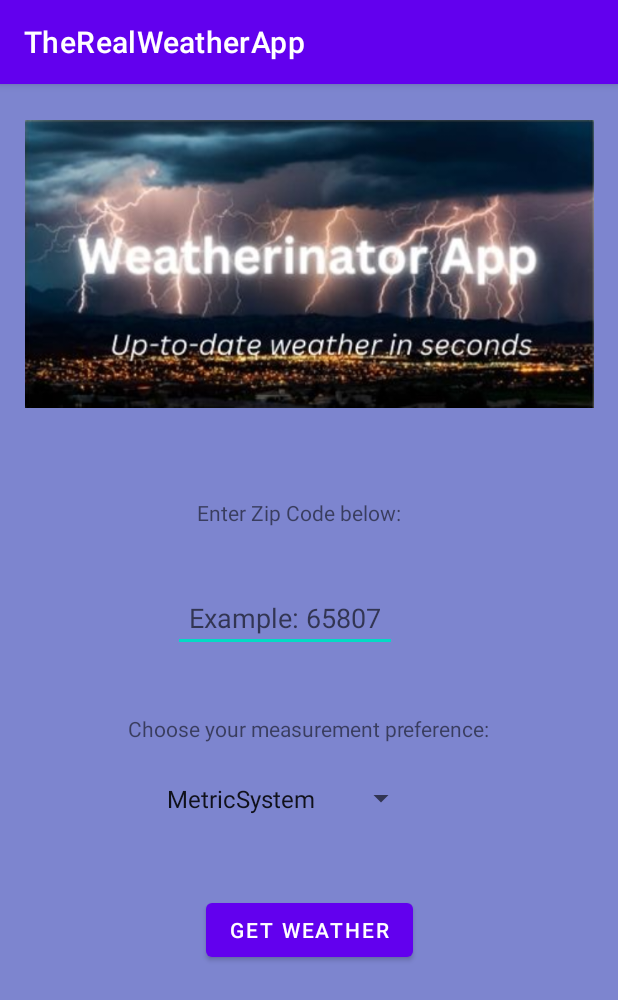
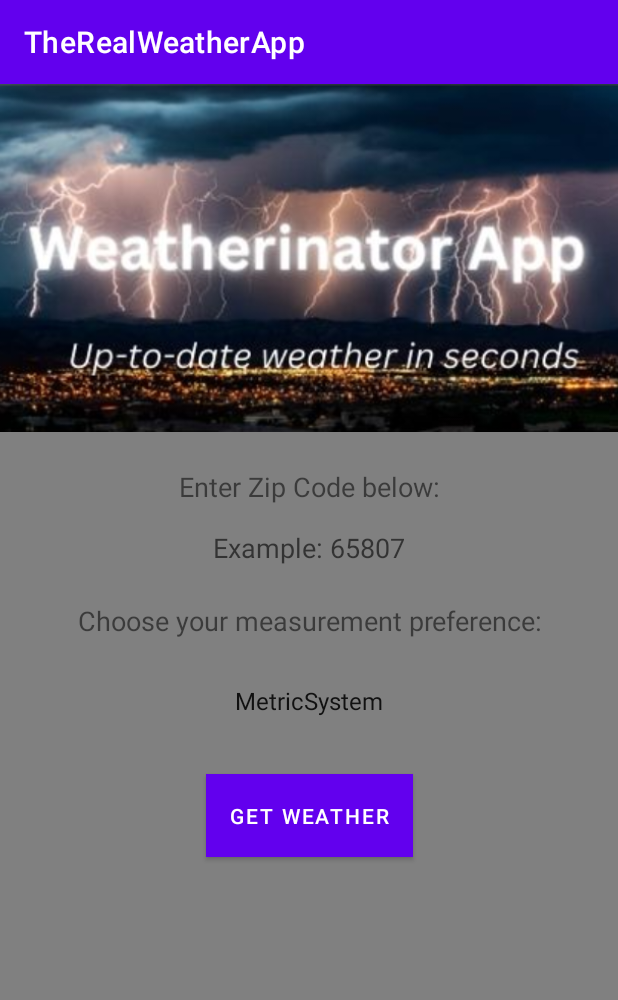
Before and after one commit to The-Lucas-Stephens/WeatherApp, an Android app: the screen it shows after launch (MainActivity), on a phone screen of 412 x 824 dp. Shown: the top 1000 px of the screen. Run offline under Robolectric (Android 15) with nearby library versions, the phone set to English and light mode, and no system bars.

Commit message:
finsished the app

```diff
--- a/app/build.gradle
+++ b/app/build.gradle
@@ -34,6 +34,10 @@ dependencies {
     implementation 'com.google.android.material:material:1.8.0'
     implementation 'androidx.constraintlayout:constraintlayout:2.1.4'
     testImplementation 'junit:junit:4.13.2'
+    implementation 'com.android.volley:volley:1.2.0'
     androidTestImplementation 'androidx.test.ext:junit:1.1.5'
     androidTestImplementation 'androidx.test.espresso:espresso-core:3.5.1'
+    implementation 'com.squareup.picasso:picasso:2.71828'
+
+
 }
--- a/app/src/main/AndroidManifest.xml
+++ b/app/src/main/AndroidManifest.xml
@@ -1,6 +1,8 @@
 <?xml version="1.0" encoding="utf-8"?>
 <manifest xmlns:android="http://schemas.android.com/apk/res/android"
     xmlns:tools="http://schemas.android.com/tools">
+
+    <uses-permission android:name="android.permission.INTERNET" />
 
     <application
         android:allowBackup="true"
--- a/app/src/main/java/com/example/therealweatherapp/MainActivity.java
+++ b/app/src/main/java/com/example/therealweatherapp/MainActivity.java
@@ -9,13 +9,14 @@ import android.view.View;
 import android.widget.Button;
 import android.widget.EditText;
 import android.widget.Spinner;
+import android.widget.Toast;
 
 
 public class MainActivity extends AppCompatActivity {
 
     //creating variables
 
-    double zipCode;
+    int zipCode;
 
     String tempType;
     @Override
@@ -29,11 +30,18 @@ public class MainActivity extends AppCompatActivity {
         Spinner tempPreference = (Spinner) findViewById(R.id.spinner_Weather);
         Button getWeatherButton = (Button) findViewById(R.id.getWeatherButton);
 
+
+        //on click listener for button to pass data to next activity
+        getWeatherButton.setOnClickListener(new View.OnClickListener() {
+            @Override
+            public void onClick(View view) {
+
+
                 //grabbing user input and setting it to variables so it can be passed in shard preferences
 
                 zipCode = Integer.parseInt(userZipCode.getText().toString());
 
-        String theUserZipCode = new Double(zipCode).toString();
+                String theUserZipCode = Integer.toString(zipCode);
 
                 tempType = tempPreference.getSelectedItem().toString();
 
@@ -42,13 +50,20 @@ public class MainActivity extends AppCompatActivity {
                 SharedPreferences sharedPreferences = getSharedPreferences("MyPrefs",MODE_PRIVATE);
                 SharedPreferences.Editor editor = sharedPreferences.edit();
 
-        //on click listener for button to pass data to next activity
-        getWeatherButton.setOnClickListener(new View.OnClickListener() {
-            @Override
-            public void onClick(View view) {
+
+
+
                 //passing data to next activity via shared preferences
                 editor.putString("zipCode",theUserZipCode);
                 editor.putString("tempType",tempType);
+
+                //testing math with toast
+                String toastTest = "User Zip Code: " + theUserZipCode + " Temp Preference : " + tempType;
+                Toast.makeText(getApplicationContext(),toastTest ,Toast.LENGTH_LONG).show();
+
+                //applying editor
+
+                editor.apply();
 
                 //starting next activity
                 startActivity(new Intent(MainActivity.this,DisplayWeather.class));
--- a/app/src/main/res/layout/activity_main.xml
+++ b/app/src/main/res/layout/activity_main.xml
@@ -1,105 +1,94 @@
 <?xml version="1.0" encoding="utf-8"?>
-<androidx.constraintlayout.widget.ConstraintLayout xmlns:android="http://schemas.android.com/apk/res/android"
+<androidx.constraintlayout.widget.ConstraintLayout
+    xmlns:android="http://schemas.android.com/apk/res/android"
     xmlns:app="http://schemas.android.com/apk/res-auto"
     xmlns:tools="http://schemas.android.com/tools"
+    android:background="#808080"
     android:layout_width="match_parent"
     android:layout_height="match_parent"
-    android:background="#7D85CF"
     tools:context=".MainActivity">
+
+    <ImageView
+        android:id="@+id/imageView2"
+        android:layout_width="0dp"
+        android:layout_height="0dp"
+        android:scaleType="centerCrop"
+        app:srcCompat="@drawable/weatherbannerfixed"
+        app:layout_constraintDimensionRatio="16:9"
+        app:layout_constraintTop_toTopOf="parent"
+        app:layout_constraintStart_toStartOf="parent"
+        app:layout_constraintEnd_toEndOf="parent"/>
+
+    <TextView
+        android:id="@+id/textView"
+        android:layout_width="0dp"
+        android:layout_height="wrap_content"
+        android:text="@string/hint2"
+        android:textSize="18sp"
+        android:textAlignment="center"
+        android:layout_marginTop="24dp"
+        app:layout_constraintTop_toBottomOf="@id/imageView2"
+        app:layout_constraintStart_toStartOf="parent"
+        app:layout_constraintEnd_toEndOf="parent"/>
+
+    <EditText
+        android:id="@+id/input_ZipCode"
+        android:layout_width="0dp"
+        android:layout_height="wrap_content"
+        android:ems="7"
+        android:inputType="textPersonName"
+        android:hint="@string/inputZipcodeHint"
+        android:textAlignment="center"
+        android:textColor="#FFFFFF"
+        android:background="@null"
+        android:layout_marginTop="16dp"
+        app:layout_constraintTop_toBottomOf="@id/textView"
+        app:layout_constraintStart_toStartOf="parent"
+        app:layout_constraintEnd_toEndOf="parent"/>
 
     <TextView
         android:id="@+id/textView2"
-        android:layout_width="wrap_content"
+        android:layout_width="0dp"
         android:layout_height="wrap_content"
-        android:layout_marginStart="84dp"
-        android:layout_marginTop="18dp"
-        android:layout_marginEnd="84dp"
-        android:layout_marginBottom="25dp"
         android:text="@string/hint"
-        app:layout_constraintBottom_toTopOf="@+id/spinner_Weather"
-        app:layout_constraintEnd_toEndOf="parent"
+        android:textSize="18sp"
+        android:textAlignment="center"
+        android:layout_marginTop="24dp"
+        app:layout_constraintTop_toBottomOf="@id/input_ZipCode"
         app:layout_constraintStart_toStartOf="parent"
-        app:layout_constraintTop_toBottomOf="@+id/input_ZipCode" />
-
-    <TextView
-        android:id="@+id/textView"
-        android:layout_width="185dp"
-        android:layout_height="44dp"
-        android:layout_marginStart="106dp"
-        android:layout_marginTop="26dp"
-        android:layout_marginEnd="120dp"
-        android:layout_marginBottom="9dp"
-        android:text="@string/hint2"
-        android:textAlignment="center"
-        app:layout_constraintBottom_toTopOf="@+id/input_ZipCode"
-        app:layout_constraintEnd_toEndOf="parent"
-        app:layout_constraintStart_toStartOf="parent"
-        app:layout_constraintTop_toBottomOf="@+id/imageView2" />
-
-    <EditText
-        android:id="@+id/input_ZipCode"
-        android:layout_width="wrap_content"
-        android:layout_height="wrap_content"
-        android:layout_marginStart="116dp"
-        android:layout_marginTop="4dp"
-        android:layout_marginEnd="148dp"
-        android:layout_marginBottom="23dp"
-        android:ems="7"
-        android:hint="@string/inputZipcodeHint"
-        android:inputType="textPersonName"
-        android:text=""
-        android:textAlignment="center"
-        android:textColor="#FFFFFF"
-        app:layout_constraintBottom_toTopOf="@+id/textView2"
-        app:layout_constraintEnd_toEndOf="parent"
-        app:layout_constraintStart_toStartOf="parent"
-        app:layout_constraintTop_toBottomOf="@+id/textView" />
+        app:layout_constraintEnd_toEndOf="parent"/>
 
     <Spinner
         android:id="@+id/spinner_Weather"
-        android:layout_width="wrap_content"
+        android:layout_width="0dp"
         android:layout_height="wrap_content"
-        android:layout_marginStart="89dp"
-        android:layout_marginTop="12dp"
-        android:layout_marginEnd="120dp"
-        android:layout_marginBottom="21dp"
         android:entries="@array/spinnerWeather"
-        android:minHeight="50dp"
         android:textAlignment="center"
         android:textColor="#FFFFFF"
-        app:layout_constraintBottom_toTopOf="@+id/button"
-        app:layout_constraintEnd_toEndOf="parent"
+        android:background="@null"
+        android:minHeight="50dp"
+        android:layout_marginTop="16dp"
+        app:layout_constraintTop_toBottomOf="@id/textView2"
         app:layout_constraintStart_toStartOf="parent"
-        app:layout_constraintTop_toBottomOf="@+id/textView2" />
-
-    <ImageView
-        android:id="@+id/imageView2"
-        android:layout_width="379dp"
-        android:layout_height="208dp"
-        android:layout_marginStart="16dp"
-        android:layout_marginTop="16dp"
-        android:layout_marginEnd="16dp"
-        android:layout_marginBottom="26dp"
-        app:layout_constraintBottom_toTopOf="@+id/textView"
-        app:layout_constraintEnd_toEndOf="parent"
-        app:layout_constraintStart_toStartOf="parent"
-        app:layout_constraintTop_toTopOf="parent"
-        app:srcCompat="@drawable/weatherbannerfixed" />
+        app:layout_constraintEnd_toEndOf="parent"/>
 
     <Button
         android:id="@+id/getWeatherButton"
         android:layout_width="wrap_content"
         android:layout_height="wrap_content"
-        android:layout_marginStart="135dp"
-        android:layout_marginTop="8dp"
-        android:layout_marginEnd="135dp"
+        android:text="@string/getWeatherBtn"
+        android:textColor="#FFFFFF"
+        android:textAlignment="center"
+        android:background="#7D85CF"
+        android:paddingStart="16dp"
+        android:paddingEnd="16dp"
+        android:paddingTop="12dp"
+        android:paddingBottom="12dp"
+        android:layout_marginTop="24dp"
+        app:layout_constraintTop_toBottomOf="@id/spinner_Weather"
+        app:layout_constraintStart_toStartOf="parent"
+        app:layout_constraintEnd_toEndOf="parent"
+        app:layout_constraintHorizontal_bias="0.5" />
 
-        android:layout_marginBottom="149dp"
-        android:text="@string/getWeatherBtn"
-        android:textAlignment="center"
-        app:layout_constraintBottom_toBottomOf="parent"
-        app:layout_constraintEnd_toEndOf="parent"
-        app:layout_constraintStart_toStartOf="parent"
-        app:layout_constraintTop_toBottomOf="@+id/spinner_Weather" />
 
 </androidx.constraintlayout.widget.ConstraintLayout>
--- a/app/src/main/res/values/strings.xml
+++ b/app/src/main/res/values/strings.xml
@@ -2,8 +2,8 @@
     <string name="app_name">TheRealWeatherApp</string>
 
     <string-array name="spinnerWeather">
-        <item> MetricSystem</item>
-        <item> ImperialSystem</item>
+        <item>MetricSystem</item>
+        <item>ImperialSystem</item>
     </string-array>
 
     <string name="inputZipcodeHint">Example: 65807</string>
```
Also changed, not shown: app/src/main/java/com/example/therealweatherapp/DisplayWeather.java (+175 -3 lines), app/src/main/res/layout/activity_display_weather.xml (+47 -6 lines). Lines whose indentation alone changed are shown as unchanged.
